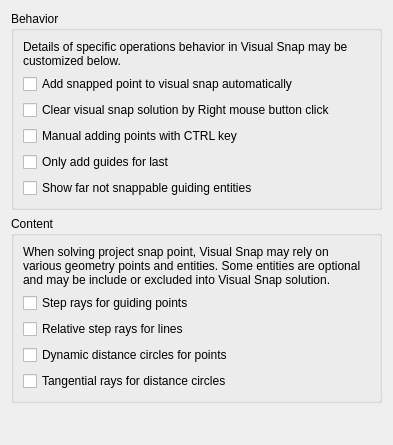
Above: librecad/src/ui/dialogs/settings/options_drafting/pages/lc_settings_page_drafting_behavior_snap_visual.ui from sand1024/LibreCAD before the change. Below: the same form after it.
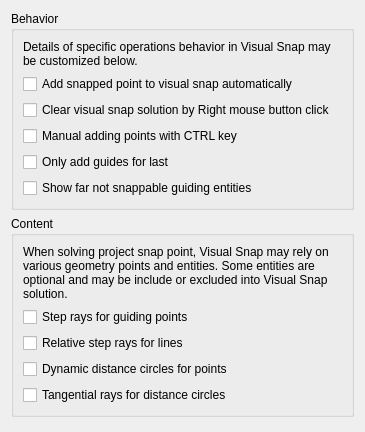
That is the form after the change.

Commit message: drafting preferences cleanup, drafting/configuration export/import update for drafting presets (wip), code cleanup

Diff of the .ui file:
```diff
--- a/librecad/src/ui/dialogs/settings/options_drafting/pages/lc_settings_page_drafting_behavior_snap_visual.ui
+++ b/librecad/src/ui/dialogs/settings/options_drafting/pages/lc_settings_page_drafting_behavior_snap_visual.ui
@@ -6,8 +6,8 @@
    <rect>
     <x>0</x>
     <y>0</y>
-    <width>393</width>
-    <height>445</height>
+    <width>353</width>
+    <height>432</height>
    </rect>
   </property>
   <layout class="QGridLayout" name="gridLayout_2">
@@ -116,8 +116,8 @@
         </property>
         <property name="sizeHint" stdset="0">
          <size>
-          <width>40</width>
-          <height>20</height>
+          <width>0</width>
+          <height>0</height>
          </size>
         </property>
        </spacer>
```
The commit also changes 84 other files.
